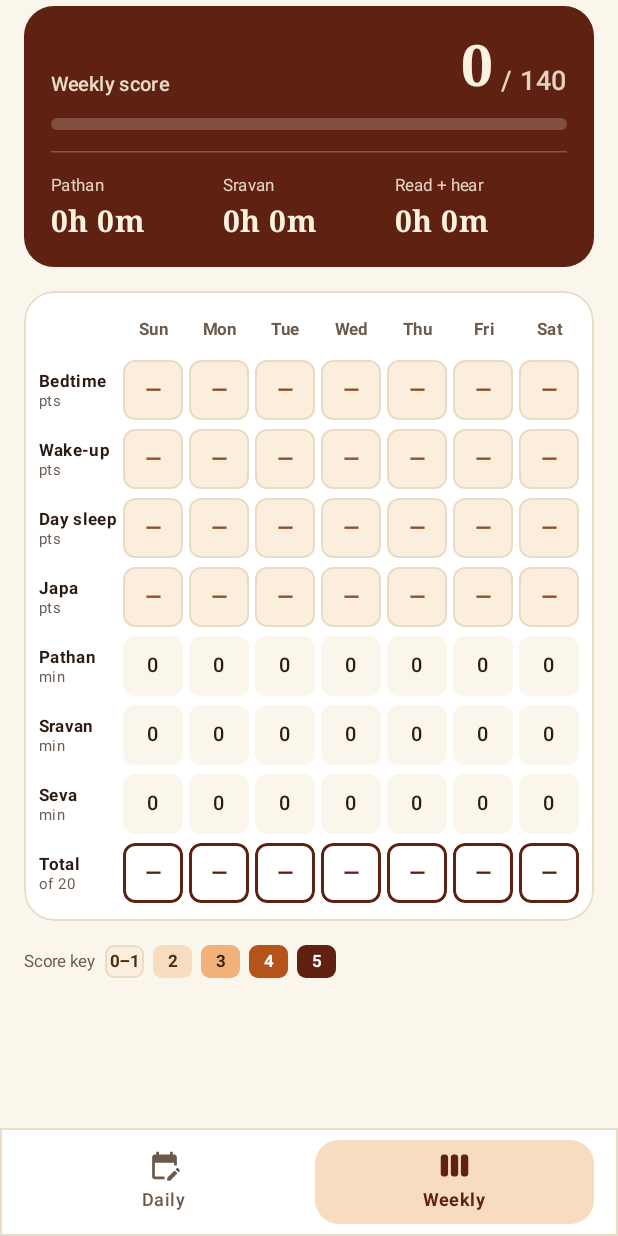
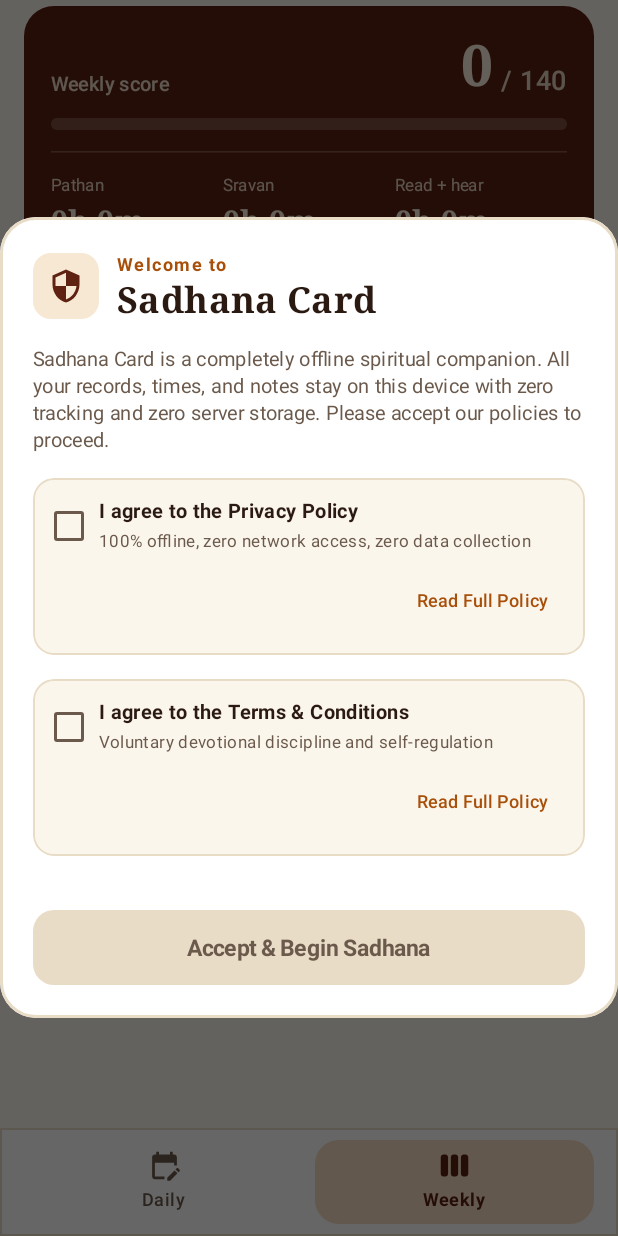
Before and after one commit to Greed6996/Sadhana_app, an Android app built with Jetpack Compose: the screen it shows after launch (MainActivity), item 2 of the bottom bar chosen, scrolled down 82 dp, on a phone screen of 412 x 824 dp. Run offline under Robolectric (Android 15) with nearby library versions, the light colour scheme and no system bars; our stand-ins replace Dagger/Hilt's generated code, Room's generated code.

Commit message:
Add Privacy Policy and Terms & Conditions onboarding consent modal and reader

```diff
--- a/app/src/main/java/com/sadhana/card/data/preferences/UserPreferencesRepository.kt
+++ b/app/src/main/java/com/sadhana/card/data/preferences/UserPreferencesRepository.kt
@@ -16,7 +16,8 @@ import javax.inject.Singleton
 data class UserPreferences(
     val sadhakaName: String = "",
     val counselorName: String = "",
-    val isDedicationExpanded: Boolean = true
+    val isDedicationExpanded: Boolean = true,
+    val hasAcceptedTerms: Boolean = false
 )
 
 interface UserPreferencesRepository {
@@ -24,6 +25,7 @@ interface UserPreferencesRepository {
     suspend fun updateSadhakaName(name: String)
     suspend fun updateCounselorName(name: String)
     suspend fun setDedicationExpanded(expanded: Boolean)
+    suspend fun setTermsAccepted(accepted: Boolean)
 }
 
 /**
@@ -38,6 +40,7 @@ class UserPreferencesRepositoryImpl @Inject constructor(
         val SADHAKA_NAME = stringPreferencesKey("sadhaka_name")
         val COUNSELOR_NAME = stringPreferencesKey("counselor_name")
         val DEDICATION_EXPANDED = booleanPreferencesKey("dedication_expanded")
+        val HAS_ACCEPTED_TERMS = booleanPreferencesKey("has_accepted_terms")
     }
 
     override val userPreferencesFlow: Flow<UserPreferences> = dataStore.data
@@ -52,7 +55,8 @@ class UserPreferencesRepositoryImpl @Inject constructor(
             UserPreferences(
                 sadhakaName = preferences[PreferencesKeys.SADHAKA_NAME] ?: "",
                 counselorName = preferences[PreferencesKeys.COUNSELOR_NAME] ?: "",
-                isDedicationExpanded = preferences[PreferencesKeys.DEDICATION_EXPANDED] ?: true
+                isDedicationExpanded = preferences[PreferencesKeys.DEDICATION_EXPANDED] ?: true,
+                hasAcceptedTerms = preferences[PreferencesKeys.HAS_ACCEPTED_TERMS] ?: false
             )
         }
 
@@ -73,4 +77,10 @@ class UserPreferencesRepositoryImpl @Inject constructor(
             preferences[PreferencesKeys.DEDICATION_EXPANDED] = expanded
         }
     }
+
+    override suspend fun setTermsAccepted(accepted: Boolean) {
+        dataStore.edit { preferences ->
+            preferences[PreferencesKeys.HAS_ACCEPTED_TERMS] = accepted
+        }
+    }
 }
--- a/app/src/main/java/com/sadhana/card/ui/MainApp.kt
+++ b/app/src/main/java/com/sadhana/card/ui/MainApp.kt
@@ -7,6 +7,7 @@ import androidx.compose.runtime.Composable
 import androidx.compose.runtime.getValue
 import androidx.compose.ui.Modifier
 import androidx.hilt.navigation.compose.hiltViewModel
+import androidx.lifecycle.compose.collectAsStateWithLifecycle
 import androidx.navigation.NavGraph.Companion.findStartDestination
 import androidx.navigation.compose.NavHost
 import androidx.navigation.compose.composable
@@ -14,6 +15,7 @@ import androidx.navigation.compose.currentBackStackEntryAsState
 import androidx.navigation.compose.rememberNavController
 import com.sadhana.card.ui.daily.DailyEntryScreen
 import com.sadhana.card.ui.daily.DailyEntryViewModel
+import com.sadhana.card.ui.legal.LegalConsentDialog
 import com.sadhana.card.ui.navigation.SadhanaBottomBar
 import com.sadhana.card.ui.navigation.Screen
 import com.sadhana.card.ui.theme.CreamBackground
@@ -28,6 +30,7 @@ fun MainApp(
     val navController = rememberNavController()
     val navBackStackEntry by navController.currentBackStackEntryAsState()
     val currentRoute = navBackStackEntry?.destination?.route ?: Screen.Daily.route
+    val dailyUiState by dailyViewModel.uiState.collectAsStateWithLifecycle()
 
     Scaffold(
         containerColor = CreamBackground,
@@ -75,4 +78,11 @@ fun MainApp(
             }
         }
     }
+
+    // First-launch consent modal (Privacy Policy & Terms and Conditions)
+    if (!dailyUiState.hasAcceptedTerms) {
+        LegalConsentDialog(
+            onConsentAccepted = dailyViewModel::acceptTerms
+        )
+    }
 }
--- a/app/src/main/java/com/sadhana/card/ui/daily/DailyEntryUiState.kt
+++ b/app/src/main/java/com/sadhana/card/ui/daily/DailyEntryUiState.kt
@@ -12,5 +12,6 @@ data class DailyEntryUiState(
     val score: SadhanaScorer.DailyScores = SadhanaScorer.DailyScores(null, null, null, null, null),
     val sadhakaName: String = "",
     val counselorName: String = "",
+    val hasAcceptedTerms: Boolean = false,
     val isLoading: Boolean = false
 )
--- a/app/src/main/java/com/sadhana/card/ui/daily/DailyEntryViewModel.kt
+++ b/app/src/main/java/com/sadhana/card/ui/daily/DailyEntryViewModel.kt
@@ -48,6 +48,7 @@ class DailyEntryViewModel @Inject constructor(
             score = score,
             sadhakaName = preferences.sadhakaName,
             counselorName = preferences.counselorName,
+            hasAcceptedTerms = preferences.hasAcceptedTerms,
             isLoading = false
         )
     }.stateIn(
@@ -55,6 +56,12 @@ class DailyEntryViewModel @Inject constructor(
         started = SharingStarted.WhileSubscribed(5000),
         initialValue = DailyEntryUiState()
     )
+
+    fun acceptTerms() {
+        viewModelScope.launch {
+            userPreferencesRepository.setTermsAccepted(true)
+        }
+    }
 
     fun selectDate(date: LocalDate) {
         selectedDateFlow.value = date
--- /dev/null
+++ b/app/src/main/java/com/sadhana/card/ui/legal/LegalConsentDialog.kt
@@ -0,0 +1,295 @@
+package com.sadhana.card.ui.legal
+
+import androidx.compose.foundation.BorderStroke
+import androidx.compose.foundation.background
+import androidx.compose.foundation.border
+import androidx.compose.foundation.clickable
+import androidx.compose.foundation.layout.Arrangement
+import androidx.compose.foundation.layout.Box
+import androidx.compose.foundation.layout.Column
+import androidx.compose.foundation.layout.Row
+import androidx.compose.foundation.layout.Spacer
+import androidx.compose.foundation.layout.fillMaxWidth
+import androidx.compose.foundation.layout.height
+import androidx.compose.foundation.layout.padding
+import androidx.compose.foundation.layout.size
+import androidx.compose.foundation.rememberScrollState
+import androidx.compose.foundation.shape.RoundedCornerShape
+import androidx.compose.foundation.verticalScroll
+import androidx.compose.material.icons.Icons
+import androidx.compose.material.icons.filled.Info
+import androidx.compose.material.icons.filled.Security
+import androidx.compose.material3.AlertDialog
+import androidx.compose.material3.Button
+import androidx.compose.material3.ButtonDefaults
+import androidx.compose.material3.Checkbox
+import androidx.compose.material3.CheckboxDefaults
+import androidx.compose.material3.Icon
+import androidx.compose.material3.Surface
+import androidx.compose.material3.Text
+import androidx.compose.material3.TextButton
+import androidx.compose.runtime.Composable
+import androidx.compose.runtime.getValue
+import androidx.compose.runtime.mutableStateOf
+import androidx.compose.runtime.remember
+import androidx.compose.runtime.setValue
+import androidx.compose.ui.Alignment
+import androidx.compose.ui.Modifier
+import androidx.compose.ui.draw.clip
+import androidx.compose.ui.graphics.Color
+import androidx.compose.ui.semantics.Role
+import androidx.compose.ui.semantics.contentDescription
+import androidx.compose.ui.semantics.semantics
+import androidx.compose.ui.text.font.FontWeight
+import androidx.compose.ui.unit.dp
+import androidx.compose.ui.unit.sp
+import androidx.compose.ui.window.Dialog
+import androidx.compose.ui.window.DialogProperties
+import com.sadhana.card.ui.theme.BorderCream
+import com.sadhana.card.ui.theme.CreamBackground
+import com.sadhana.card.ui.theme.DmSansFontFamily
+import com.sadhana.card.ui.theme.NewsreaderFontFamily
+import com.sadhana.card.ui.theme.RustPrimary
+import com.sadhana.card.ui.theme.SaffronAccent
+import com.sadhana.card.ui.theme.SurfaceWhite
+import com.sadhana.card.ui.theme.TextDark
+import com.sadhana.card.ui.theme.TextMuted
+
+/**
+ * First-launch onboarding dialog for Privacy Policy and Terms & Conditions acceptance.
+ */
+@Composable
+fun LegalConsentDialog(
+    onConsentAccepted: () -> Unit,
+    modifier: Modifier = Modifier
+) {
+    var agreedPrivacy by remember { mutableStateOf(false) }
+    var agreedTerms by remember { mutableStateOf(false) }
+    var policyDetailToShow by remember { mutableStateOf<Pair<String, String>?>(null) }
+
+    val canProceed = agreedPrivacy && agreedTerms
+
+    Dialog(
+        onDismissRequest = { /* Block dismiss until accepted */ },
+        properties = DialogProperties(
+            dismissOnBackPress = false,
+            dismissOnClickOutside = false
+        )
+    ) {
+        Surface(
+            modifier = modifier
+                .fillMaxWidth()
+                .clip(RoundedCornerShape(24.dp))
+                .border(BorderStroke(1.5.dp, BorderCream), RoundedCornerShape(24.dp)),
+            color = SurfaceWhite
+        ) {
+            Column(
+                modifier = Modifier
+                    .padding(22.dp)
+                    .verticalScroll(rememberScrollState()),
+                verticalArrangement = Arrangement.spacedBy(16.dp)
+            ) {
+                // Header
+                Row(
+                    verticalAlignment = Alignment.CenterVertically,
+                    horizontalArrangement = Arrangement.spacedBy(12.dp)
+                ) {
+                    Box(
+                        modifier = Modifier
+                            .size(44.dp)
+                            .clip(RoundedCornerShape(12.dp))
+                            .background(com.sadhana.card.ui.theme.TileBg),
+                        contentAlignment = Alignment.Center
+                    ) {
+                        Icon(
+                            imageVector = Icons.Default.Security,
+                            contentDescription = null,
+                            tint = RustPrimary,
+                            modifier = Modifier.size(24.dp)
+                        )
+                    }
+                    Column {
+                        Text(
+                            text = "Welcome to",
+                            fontFamily = DmSansFontFamily,
+                            fontSize = 12.sp,
+                            fontWeight = FontWeight.Bold,
+                            letterSpacing = 1.sp,
+                            color = SaffronAccent
+                        )
+                        Text(
+                            text = "Sadhana Card",
+                            fontFamily = NewsreaderFontFamily,
+                            fontWeight = FontWeight.SemiBold,
+                            fontSize = 24.sp,
+                            color = TextDark
+                        )
+                    }
+                }
+
+                Text(
+                    text = "Sadhana Card is a completely offline spiritual companion. All your records, times, and notes stay on this device with zero tracking and zero server storage. Please accept our policies to proceed.",
+                    fontFamily = DmSansFontFamily,
+                    fontSize = 13.sp,
+                    lineHeight = 18.sp,
+                    color = TextMuted
+                )
+
+                // Privacy Policy checkbox row
+                ConsentRow(
+                    checked = agreedPrivacy,
+                    onCheckedChange = { agreedPrivacy = it },
+                    title = "I agree to the Privacy Policy",
+                    subtitle = "100% offline, zero network access, zero data collection",
+                    onViewDetails = {
+                        policyDetailToShow = Pair(
+                            LegalContent.PRIVACY_POLICY_TITLE,
+                            LegalContent.PRIVACY_POLICY_TEXT
+                        )
+                    }
+                )
+
+                // Terms and Conditions checkbox row
+                ConsentRow(
+                    checked = agreedTerms,
+                    onCheckedChange = { agreedTerms = it },
+                    title = "I agree to the Terms & Conditions",
+                    subtitle = "Voluntary devotional discipline and self-regulation",
+                    onViewDetails = {
+                        policyDetailToShow = Pair(
+                            LegalContent.TERMS_CONDITIONS_TITLE,
+                            LegalContent.TERMS_CONDITIONS_TEXT
+                        )
+                    }
+                )
+
+                Spacer(modifier = Modifier.height(4.dp))
+
+                Button(
+                    onClick = onConsentAccepted,
+                    enabled = canProceed,
+                    shape = RoundedCornerShape(14.dp),
+                    colors = ButtonDefaults.buttonColors(
+                        containerColor = RustPrimary,
+                        contentColor = Color(0xFFFBF1DF),
+                        disabledContainerColor = BorderCream,
+                        disabledContentColor = TextMuted
+                    ),
+                    modifier = Modifier
+                        .fillMaxWidth()
+                        .height(50.dp)
+                        .semantics { contentDescription = "Accept Privacy Policy and Terms and Conditions" }
+                ) {
+                    Text(
+                        text = "Accept & Begin Sadhana",
+                        fontFamily = DmSansFontFamily,
+                        fontWeight = FontWeight.Bold,
+                        fontSize = 15.sp
+                    )
+                }
+            }
+        }
+    }
+
+    // Detail policy reader dialog
+    policyDetailToShow?.let { (title, text) ->
+        AlertDialog(
+            onDismissRequest = { policyDetailToShow = null },
+            title = {
+                Text(
+                    text = title,
+                    fontFamily = NewsreaderFontFamily,
+                    fontWeight = FontWeight.SemiBold,
+                    fontSize = 20.sp,
+                    color = RustPrimary
+                )
+            },
+            text = {
+                Box(
+                    modifier = Modifier
+                        .fillMaxWidth()
+                        .height(320.dp)
+                        .verticalScroll(rememberScrollState())
+                ) {
+                    Text(
+                        text = text,
+                        fontFamily = DmSansFontFamily,
+                        fontSize = 13.sp,
+                        lineHeight = 19.sp,
+                        color = TextDark
+                    )
+                }
+            },
+            confirmButton = {
+                TextButton(onClick = { policyDetailToShow = null }) {
+                    Text("Close", fontWeight = FontWeight.Bold, color = RustPrimary)
+                }
+            }
+        )
+    }
+}
+
+@Composable
+fun ConsentRow(
+    checked: Boolean,
+    onCheckedChange: (Boolean) -> Unit,
+    title: String,
+    subtitle: String,
+    onViewDetails: () -> Unit,
+    modifier: Modifier = Modifier
+) {
+    Box(
+        modifier = modifier
+            .fillMaxWidth()
+            .clip(RoundedCornerShape(14.dp))
+            .background(CreamBackground)
+            .border(BorderStroke(1.dp, BorderCream), RoundedCornerShape(14.dp))
+            .padding(12.dp)
+    ) {
+        Column(verticalArrangement = Arrangement.spacedBy(6.dp)) {
+            Row(
+                modifier = Modifier
+                    .fillMaxWidth()
+                    .clickable(role = Role.Checkbox) { onCheckedChange(!checked) },
+                verticalAlignment = Alignment.CenterVertically
+            ) {
+                Checkbox(
+                    checked = checked,
+                    onCheckedChange = null,
+                    colors = CheckboxDefaults.colors(
+                        checkedColor = RustPrimary,
+                        checkmarkColor = Color(0xFFFBF1DF)
+                    )
+                )
+                Column(modifier = Modifier.padding(start = 8.dp)) {
+                    Text(
+                        text = title,
+                        fontFamily = DmSansFontFamily,
+                        fontWeight = FontWeight.Bold,
+                        fontSize = 13.5.sp,
+                        color = TextDark
+                    )
+                    Text(
+                        text = subtitle,
+                        fontFamily = DmSansFontFamily,
+                        fontSize = 11.5.sp,
+                        color = TextMuted
+                    )
+                }
+            }
+
+            TextButton(
+                onClick = onViewDetails,
+                modifier = Modifier.align(Alignment.End)
+            ) {
+                Text(
+                    text = "Read Full Policy",
+                    fontFamily = DmSansFontFamily,
+                    fontWeight = FontWeight.SemiBold,
+                    fontSize = 12.sp,
+                    color = SaffronAccent
+                )
+            }
+        }
+    }
+}
```
Also changed, not shown: app/src/main/java/com/sadhana/card/ui/daily/DailyEntryScreen.kt (+73 -1 lines), app/src/main/java/com/sadhana/card/ui/legal/LegalContent.kt (added, +40 -0 lines), 1 other file.
